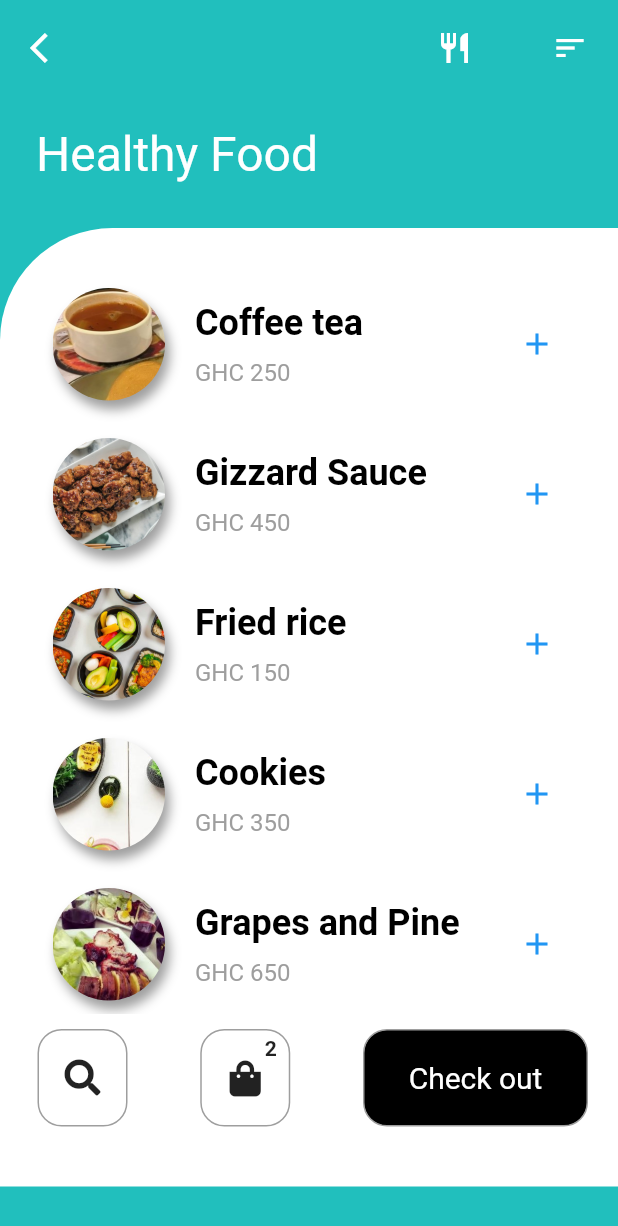
After one commit to crataristo4/ui, a Flutter app: the screen it shows after launch, after a tap on "Nutrition ui", on a phone screen of 412 x 824 dp. The commit adds this screen. Shown: the top 1226 px of the screen. Run offline on Flutter 3.47's test engine with Material 2 defaults, Android fonts, the phone set to English and light mode, and no system bars; our stand-ins replace flutter_rating_bar, font_awesome_flutter; network calls fail.

Commit message:
added nutrition ui

```diff
--- a/lib/pages/homeButtons.dart
+++ b/lib/pages/homeButtons.dart
@@ -7,6 +7,7 @@ import 'package:ui/widgets/button.dart';
 
 import 'file:///D:/lenovo/talent_ui/lib/pages/travelui/home.dart';
 
+import 'nutritionui/first_page.dart';
 import 'suggestions/firstpage.dart';
 
 class HomeButtons extends StatelessWidget {
@@ -38,17 +39,18 @@ class HomeButtons extends StatelessWidget {
                 MaterialPageRoute(builder: (context) => HomeHotelPage()));
           }),
           MyButton().buildButton("Restaurant ui", Colors.white, Colors.black,
-                  () {
-                Navigator.push(
-                    context,
-                    MaterialPageRoute(builder: (context) => Restaurant()));
-              }),
-
+              () {
+            Navigator.push(
+                context, MaterialPageRoute(builder: (context) => Restaurant()));
+          }),
           MyButton().buildButton(
-              "Suggestions ui", Colors.white, Colors.deepOrange,
-                  () {
-                Navigator.push(context,
+              "Suggestions ui", Colors.white, Colors.deepOrange, () {
+            Navigator.push(context,
                 MaterialPageRoute(builder: (context) => FirstPageSuggestion()));
+          }),
+          MyButton().buildButton("Nutrition ui", Colors.black, Colors.grey, () {
+            Navigator.push(
+                context, MaterialPageRoute(builder: (context) => FirstPage()));
           }),
         ],
       ),
--- /dev/null
+++ b/lib/pages/nutritionui/first_page.dart
@@ -0,0 +1,232 @@
+import 'package:flutter/cupertino.dart';
+import 'package:flutter/material.dart';
+import 'package:font_awesome_flutter/font_awesome_flutter.dart';
+
+class FirstPage extends StatefulWidget {
+  @override
+  _FirstPageState createState() => _FirstPageState();
+}
+
+class _FirstPageState extends State<FirstPage> {
+  @override
+  Widget build(BuildContext context) {
+    return Scaffold(
+      backgroundColor: Color(0xFF21BFBD),
+      body: ListView(
+        children: [
+          Padding(
+            padding: const EdgeInsets.all(8.0),
+            child: Row(
+              mainAxisAlignment: MainAxisAlignment.spaceBetween,
+              children: [
+                IconButton(
+                    icon: Icon(
+                      Icons.arrow_back_ios,
+                      color: Colors.white,
+                    ),
+                    onPressed: () {
+                      Navigator.pop(context);
+                    }),
+                Container(
+                  width: 125,
+                  child: Row(
+                    mainAxisAlignment: MainAxisAlignment.spaceBetween,
+                    children: [
+                      IconButton(
+                          icon: Icon(
+                            Icons.restaurant,
+                            color: Colors.white,
+                          ),
+                          onPressed: null),
+                      IconButton(
+                          icon: Icon(
+                            Icons.sort,
+                            color: Colors.white,
+                          ),
+                          onPressed: null),
+                    ],
+                  ),
+                )
+              ],
+            ),
+          ),
+          SizedBox(
+            height: 20,
+          ),
+          Padding(
+            padding: const EdgeInsets.only(left: 24.0),
+            child: Text(
+              "Healthy Food",
+              style: TextStyle(color: Colors.white, fontSize: 32),
+            ),
+          ),
+          SizedBox(
+            height: 30,
+          ),
+          Container(
+            height: MediaQuery.of(context).size.height - 185,
+            decoration: BoxDecoration(
+                color: Colors.white,
+                borderRadius: BorderRadius.only(topLeft: Radius.circular(75))),
+            child: ListView(
+              padding: EdgeInsets.only(left: 25, right: 20),
+              primary: false,
+              children: [
+                Padding(
+                  padding: EdgeInsets.only(top: 30, bottom: 10),
+                  child: Container(
+                    height: MediaQuery.of(context).size.height - 330,
+                    child: ListView(
+                      children: [
+                        buildFoodItems(
+                            "assets/images/l1.jpg", "Coffee tea", "GHC 250"),
+                        buildFoodItems(
+                            "assets/images/n.jpg", "Gizzard Sauce ", "GHC 450"),
+                        buildFoodItems(
+                            "assets/images/o.jpg", "Fried rice", "GHC 150"),
+                        buildFoodItems(
+                            "assets/images/l2.jpg", "Cookies", "GHC 350"),
+                        buildFoodItems("assets/images/l.jpg", "Grapes and Pine",
+                            "GHC 650"),
+                      ],
+                    ),
+                  ),
+                ),
+                Row(
+                  mainAxisAlignment: MainAxisAlignment.spaceBetween,
+                  children: [
+                    Container(
+                      width: 60,
+                      height: 65,
+                      decoration: BoxDecoration(
+                          border: Border.all(
+                              color: Colors.grey,
+                              width: 1,
+                              style: BorderStyle.solid),
+                          color: Colors.white,
+                          borderRadius: BorderRadius.circular(16)),
+                      child: Icon(FontAwesomeIcons.search),
+                    ),
+                    Container(
+                      width: 60,
+                      height: 65,
+                      decoration: BoxDecoration(
+                          border: Border.all(
+                              color: Colors.grey,
+                              width: 1,
+                              style: BorderStyle.solid),
+                          color: Colors.white,
+                          borderRadius: BorderRadius.circular(16)),
+                      child: Column(
+                        children: [
+                          Align(
+                              alignment: Alignment.topRight,
+                              child: Padding(
+                                padding:
+                                    const EdgeInsets.only(right: 8.0, top: 4),
+                                child: Text(
+                                  "2",
+                                  style: TextStyle(fontWeight: FontWeight.bold),
+                                ),
+                              )),
+                          Icon(FontAwesomeIcons.shoppingBag),
+                        ],
+                      ),
+                    ),
+                    Container(
+                      height: 65,
+                      width: 150,
+                      decoration: BoxDecoration(
+                          border: Border.all(
+                              color: Colors.grey,
+                              width: 1,
+                              style: BorderStyle.solid),
+                          color: Colors.black,
+                          borderRadius: BorderRadius.circular(16)),
+                      child: Center(
+                        child: Text(
+                          "Check out",
+                          style: TextStyle(color: Colors.white, fontSize: 20),
+                        ),
+                      ),
+                    ),
+                  ],
+                )
+              ],
+            ),
+          )
+        ],
+      ),
+    );
+  }
+
+  Widget buildFoodItems(String imgPath, String foodName, String foodPrice) {
+    return Padding(
+      padding: EdgeInsets.only(left: 10, right: 10, top: 10, bottom: 15),
+      child: InkWell(
+        onTap: () {},
+        child: Row(
+          mainAxisAlignment: MainAxisAlignment.spaceBetween,
+          children: [
+            Container(
+                child: Row(
+              mainAxisAlignment: MainAxisAlignment.spaceBetween,
+              children: [
+                Container(
+                  decoration: BoxDecoration(
+                    borderRadius: BorderRadius.circular(75),
+                    boxShadow: [
+                      BoxShadow(
+                          color: Colors.grey,
+                          offset: Offset(3, 6),
+                          blurRadius: 6)
+                    ],
+                  ),
+                  child: Hero(
+                      tag: imgPath,
+                      child: ClipOval(
+                        child: Image(
+                          image: AssetImage(imgPath),
+                          fit: BoxFit.cover,
+                          height: 75,
+                          width: 75,
+                        ),
+                      )),
+                ),
+                //Hero(tag: imgPath, child: Image(image: AssetImage(imgPath),fit: BoxFit.cover,height: 75,width: 75,)),
+                SizedBox(
+                  width: 20,
+                ),
+                Column(
+                  crossAxisAlignment: CrossAxisAlignment.start,
+                  children: [
+                    Text(
+                      foodName,
+                      style: TextStyle(
+                          fontSize: 24,
+                          fontWeight: FontWeight.bold,
+                          color: Colors.black),
+                    ),
+                    SizedBox(
+                      height: 10,
+                    ),
+                    Text(
+                      foodPrice,
+                      style: TextStyle(fontSize: 16, color: Colors.grey),
+                    ),
+                  ],
+                ),
+              ],
+            )),
+            IconButton(
+                icon: Icon(
+                  Icons.add,
+                  color: Colors.blue,
+                ),
+                onPressed: () {}),
+          ],
+        ),
+      ),
+    );
+  }
+}
--- /dev/null
+++ b/lib/pages/nutritionui/second_page.dart
@@ -0,0 +1,13 @@
+import 'package:flutter/material.dart';
+
+class DetailsPage extends StatefulWidget {
+  @override
+  _DetailsPageState createState() => _DetailsPageState();
+}
+
+class _DetailsPageState extends State<DetailsPage> {
+  @override
+  Widget build(BuildContext context) {
+    return Container();
+  }
+}
```
